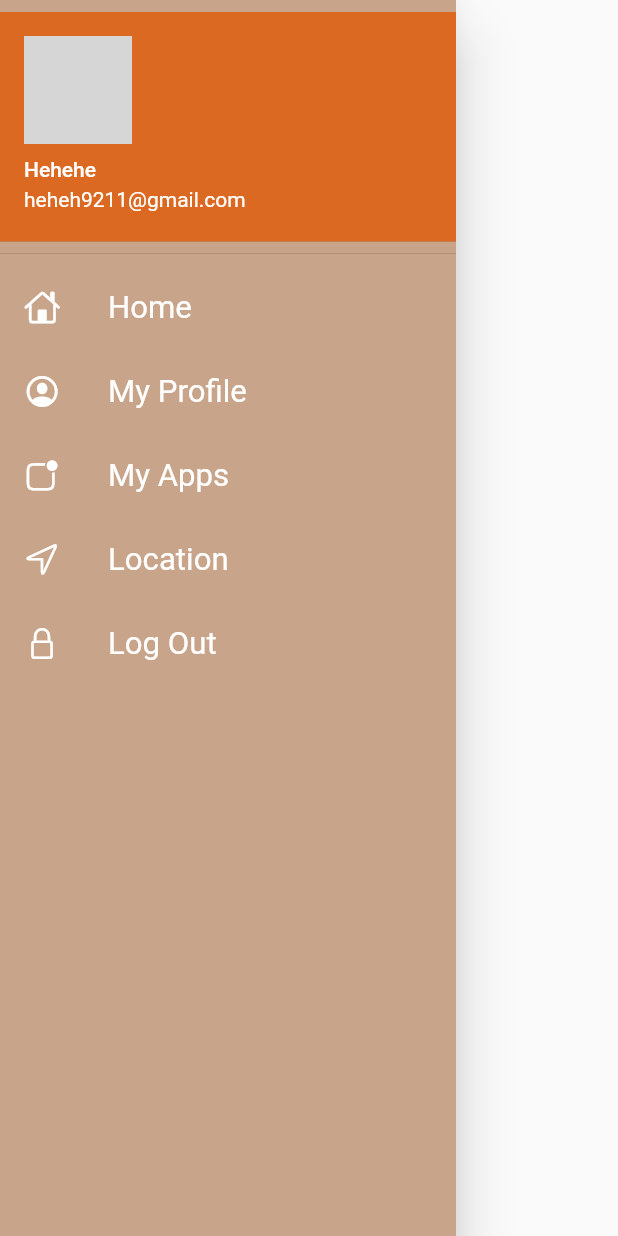
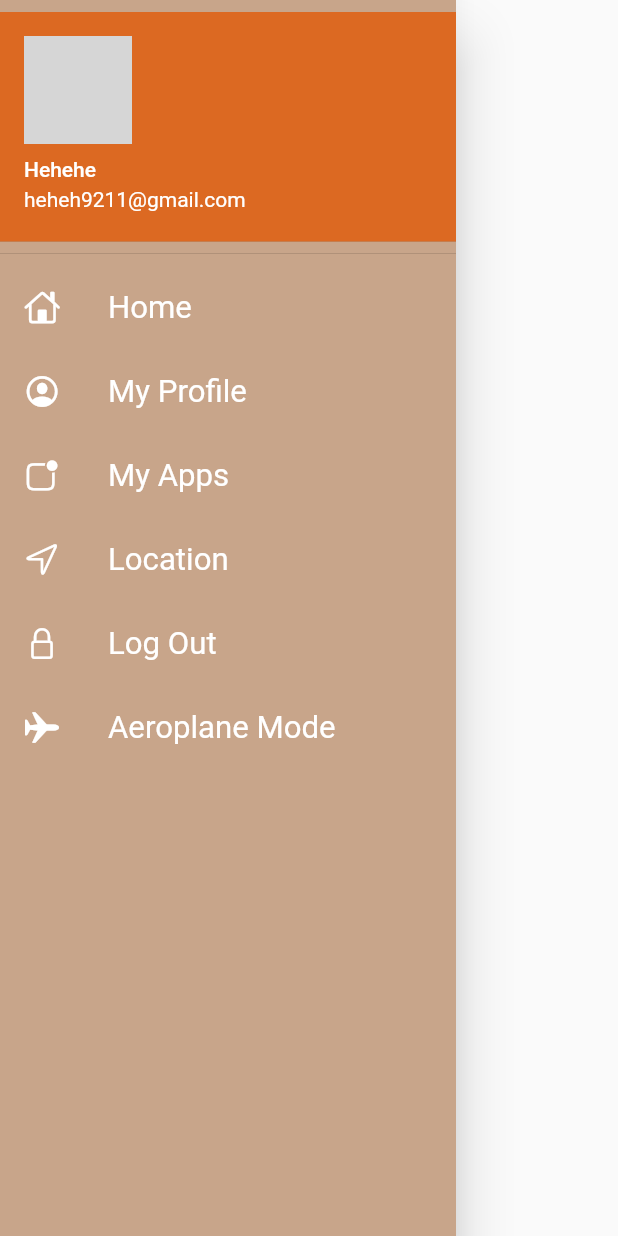
Before and after one commit to Anihara/Flutter-for-bytelife, a Flutter app: the MyDrawer widget shown alone on an empty page, opened directly, on a phone screen of 412 x 824 dp. Run offline on Flutter 3.47's test engine with Material 2 defaults, Android fonts, the light colour scheme and no system bars; our stand-ins replace google_fonts; network calls fail; Roboto replaces fonts that are missing (Gabriela); grey boxes are pictures that could not be loaded.

Commit message:
themes extracted

```diff
--- a/alice/lib/pages/Home_Page.dart
+++ b/alice/lib/pages/Home_Page.dart
@@ -12,7 +12,8 @@
   Widget build(BuildContext context) {
     return Scaffold(
       appBar: AppBar(
-        title: Text("Catalog App"),
+        title: Text("Catalog App",
+        ),
       ),
       body: Center(
         child: Container(
--- a/alice/lib/widgets/drawer.dart
+++ b/alice/lib/widgets/drawer.dart
@@ -81,6 +81,18 @@
                 style: TextStyle(color: Colors.white),
               ),
             ),
+            ListTile(
+              leading:
+                  Icon(CupertinoIcons.airplane, color: Colors.white),
+                  onTap: () {
+                    Navigator.pushReplacementNamed(context,'/');
+                  },
+              title: Text(
+                "Aeroplane Mode",
+                textScaleFactor: 1.3,
+                style: TextStyle(color: Colors.white),
+              ),
+            ),
           ],
         ),
       ),
--- /dev/null
+++ b/alice/lib/widgets/themes.dart
@@ -0,0 +1,23 @@
+import 'package:flutter/material.dart';
+import 'package:google_fonts/google_fonts.dart';
+
+class MyTheme {
+  static ThemeData lightTheme(BuildContext context) => ThemeData(
+        primarySwatch: Colors.red,
+        fontFamily: GoogleFonts.gabriela().fontFamily,
+        appBarTheme: AppBarTheme(
+          color: Colors.white,
+          elevation: 0.0,
+          iconTheme: IconThemeData(color: Colors.black),
+          toolbarTextStyle: Theme.of(context).textTheme.bodyText2,
+          titleTextStyle: Theme.of(context).textTheme.headline6,
+        ),
+      );
+
+
+
+  static ThemeData darkTheme(BuildContext context) => ThemeData(
+       brightness: Brightness.dark,
+      );
+
+}
--- a/alice/lib/xyxy.dart
+++ b/alice/lib/xyxy.dart
@@ -1,5 +1,6 @@
 import 'package:alice/pages/login_page.dart';
 import 'package:alice/utilities/routes.dart';
+import 'package:alice/widgets/themes.dart';
 import 'package:google_fonts/google_fonts.dart';
 import 'pages/Home_Page.dart';
 import 'package:flutter/material.dart';
@@ -13,13 +14,8 @@
   Widget build(BuildContext context) {
     return MaterialApp(
       themeMode: ThemeMode.light,
-      theme: ThemeData(
-        primarySwatch: Colors.red,
-        fontFamily: GoogleFonts.gabriela().fontFamily,
-      ),
-      darkTheme: ThemeData(
-        brightness: Brightness.dark,
-      ),
+      theme: MyTheme.lightTheme(context),
+      darkTheme: MyTheme.darkTheme(context),
       debugShowCheckedModeBanner: false,
       initialRoute: "/",
       routes: {
```
